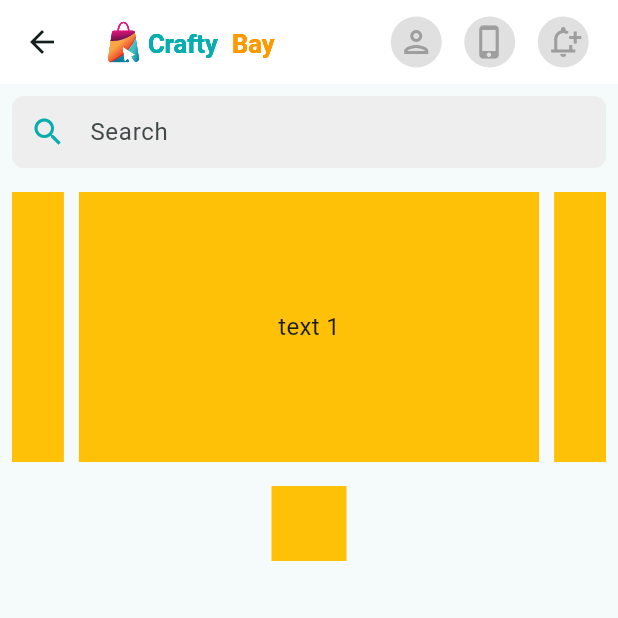
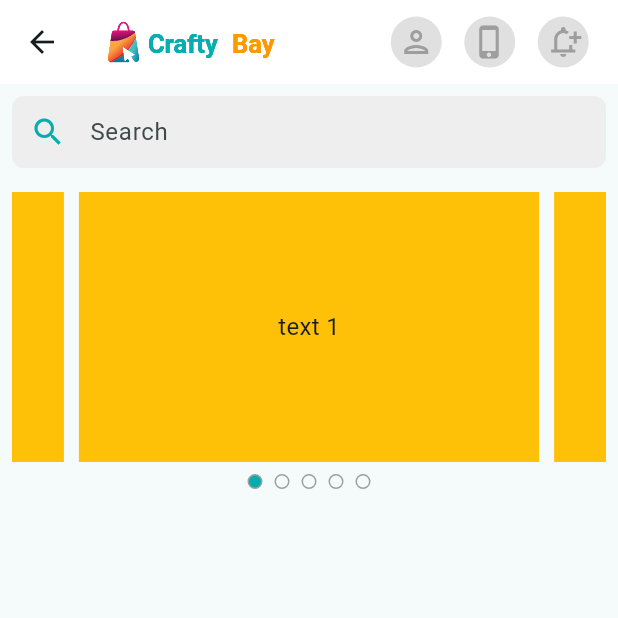
Before and after one commit to iArgho/crafty_bay_ecommerce_flutter, a Flutter app: the HomeScreen screen opened directly, on a phone screen of 412 x 824 dp, the top half of it. Run offline on Flutter 3.47's test engine with Material 3 defaults, Android fonts, the phone set to English and light mode, and no system bars; drawn by our look-alikes of carousel_slider; our stand-ins replace flutter_svg, get, pin_code_fields.

Commit message:
HomeSlider has been Added

```diff
--- a/lib/presentation/UI/screens/home_screen.dart
+++ b/lib/presentation/UI/screens/home_screen.dart
@@ -1,5 +1,5 @@
-import 'package:crafty_bay_ecommerce_flutter/presentation/UI/widget/carousel_slider_widget.dart';
 import 'package:crafty_bay_ecommerce_flutter/presentation/UI/widget/circular_icon_button.dart';
+import 'package:crafty_bay_ecommerce_flutter/presentation/UI/widget/home_sider.dart';
 import 'package:crafty_bay_ecommerce_flutter/presentation/utility/path_util.dart';
 import 'package:flutter/material.dart';
 import 'package:flutter_svg/flutter_svg.dart';
@@ -72,20 +72,8 @@ class _HomeScreenState extends State<HomeScreen> {
                       const EdgeInsets.symmetric(horizontal: 16, vertical: 12),
                 ),
               ),
-              const SizedBox(
-                height: 16,
-              ),
-              const CarouselSliderWidget(),
-               const SizedBox(
-                height: 16,
-              ),
-              Container(
-                width: 50,
-                height: 50,
-                decoration: BoxDecoration(
-                  color: Colors.amber,
-                ),
-              ),
+              const SizedBox(height: 16),
+              HomeSlider(),
             ],
           ),
         ),
--- a/lib/presentation/UI/widget/carousel_slider_widget.dart
+++ /dev/null
@@ -1,36 +0,0 @@
-import 'package:carousel_slider/carousel_slider.dart';
-import 'package:flutter/material.dart';
-
-class CarouselSliderWidget extends StatelessWidget {
-  const CarouselSliderWidget({super.key});
-
-  @override
-  Widget build(BuildContext context) {
-    return CarouselSlider(
-      options: CarouselOptions(
-        height: 180.0,
-        autoPlay: true,
-        autoPlayInterval: const Duration(seconds: 3),
-      ),
-      items: [1, 2, 3, 4, 5].map((i) {
-        return Builder(
-          builder: (BuildContext context) {
-            return Container(
-              width: MediaQuery.of(context).size.width,
-              margin: const EdgeInsets.symmetric(horizontal: 5.0),
-              decoration: const BoxDecoration(
-                color: Colors.amber,
-              ),
-              child: Center(
-                child: Text(
-                  'text $i',
-                  style: const TextStyle(fontSize: 16.0),
-                ),
-              ),
-            );
-          },
-        );
-      }).toList(),
-    );
-  }
-}
--- /dev/null
+++ b/lib/presentation/UI/widget/home_sider.dart
@@ -0,0 +1,69 @@
+import 'package:carousel_slider/carousel_slider.dart';
+import 'package:crafty_bay_ecommerce_flutter/presentation/utility/color_palette.dart';
+import 'package:flutter/material.dart';
+
+class HomeSlider extends StatelessWidget {
+  HomeSlider({super.key});
+  final ValueNotifier<int> _selectedSlider = ValueNotifier(0);
+
+  @override
+  Widget build(BuildContext context) {
+    return Column(
+      children: [
+        CarouselSlider(
+          options: CarouselOptions(
+            height: 180.0,
+            autoPlay: true,
+            autoPlayInterval: const Duration(seconds: 3),
+            onPageChanged: (int page, _) {
+              _selectedSlider.value = page;
+            },
+          ),
+          items: [1, 2, 3, 4, 5].map((i) {
+            return Builder(
+              builder: (BuildContext context) {
+                return Container(
+                  width: MediaQuery.of(context).size.width,
+                  margin: const EdgeInsets.symmetric(horizontal: 5.0),
+                  decoration: const BoxDecoration(
+                    color: Colors.amber,
+                  ),
+                  child: Center(
+                    child: Text(
+                      'text $i',
+                      style: const TextStyle(fontSize: 16.0),
+                    ),
+                  ),
+                );
+              },
+            );
+          }).toList(),
+        ),
+        const SizedBox(height: 8),
+        ValueListenableBuilder(
+          valueListenable: _selectedSlider,
+          builder: (context, value, _) {
+            List<Widget> list = [];
+            for (int i = 0; i < 5; i++) {
+              list.add(
+                Container(
+                  width: 10,
+                  height: 10,
+                  margin: const EdgeInsets.symmetric(horizontal: 4),
+                  decoration: BoxDecoration(
+                      borderRadius: BorderRadius.circular(5),
+                      border: Border.all(color: Colors.grey),
+                      color: value == i ? AppColor.primaryColor : null),
+                ),
+              );
+            }
+            return Row(
+              mainAxisAlignment: MainAxisAlignment.center,
+              children: list,
+            );
+          },
+        ),
+      ],
+    );
+  }
+}
```
